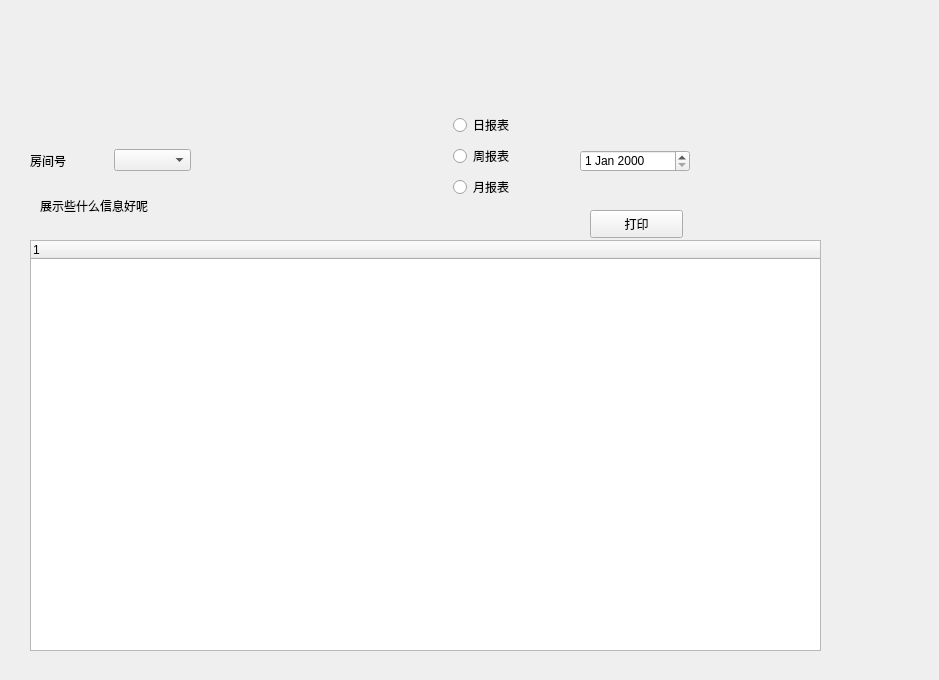
This is form.ui in demoOS-BUPT/demoSE as Qt 5 draws it before an edit. The edited form follows.
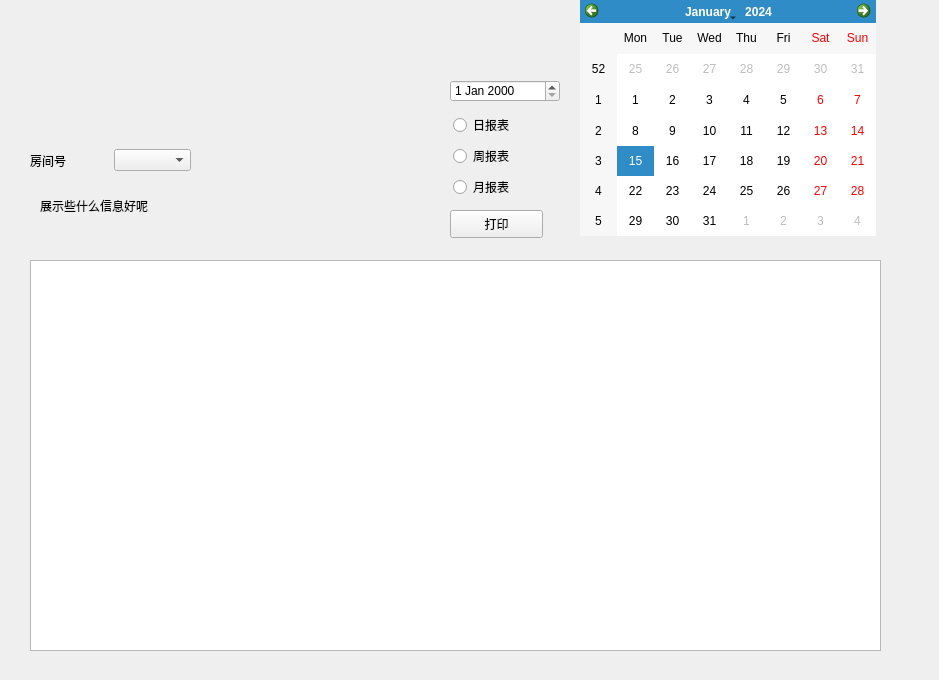
This is the edited form.

What changed in the file:
```diff
--- a/form.ui
+++ b/form.ui
@@ -13,25 +13,10 @@
   <property name="windowTitle">
    <string>Form</string>
   </property>
-  <widget class="QTreeWidget" name="treeWidget">
-   <property name="geometry">
-    <rect>
-     <x>30</x>
-     <y>240</y>
-     <width>791</width>
-     <height>411</height>
-    </rect>
-   </property>
-   <column>
-    <property name="text">
-     <string notr="true">1</string>
-    </property>
-   </column>
-  </widget>
   <widget class="QPushButton" name="printBtn">
    <property name="geometry">
     <rect>
-     <x>590</x>
+     <x>450</x>
      <y>210</y>
      <width>93</width>
      <height>28</height>
@@ -44,8 +29,8 @@
   <widget class="QDateEdit" name="dateEdit">
    <property name="geometry">
     <rect>
-     <x>580</x>
-     <y>150</y>
+     <x>450</x>
+     <y>80</y>
      <width>110</width>
      <height>22</height>
     </rect>
@@ -119,6 +104,26 @@
     </item>
    </layout>
   </widget>
+  <widget class="QCalendarWidget" name="calWidget">
+   <property name="geometry">
+    <rect>
+     <x>580</x>
+     <y>0</y>
+     <width>296</width>
+     <height>236</height>
+    </rect>
+   </property>
+  </widget>
+  <widget class="QTableWidget" name="tabWidget">
+   <property name="geometry">
+    <rect>
+     <x>30</x>
+     <y>260</y>
+     <width>851</width>
+     <height>391</height>
+    </rect>
+   </property>
+  </widget>
  </widget>
  <resources/>
  <connections/>
```
